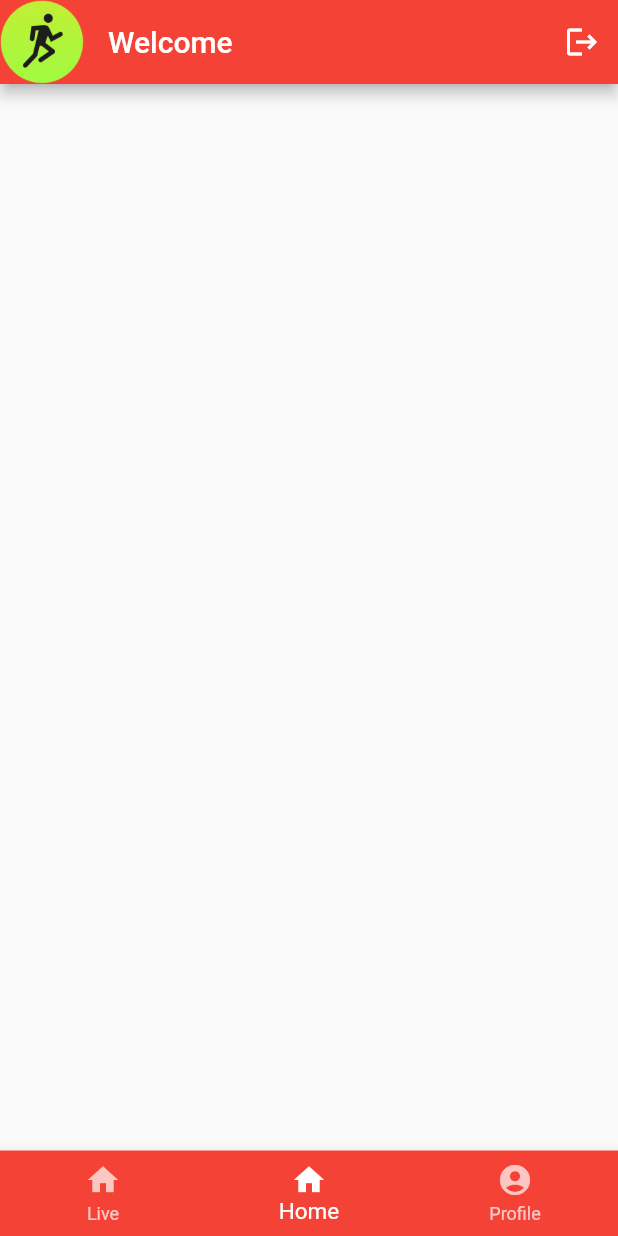
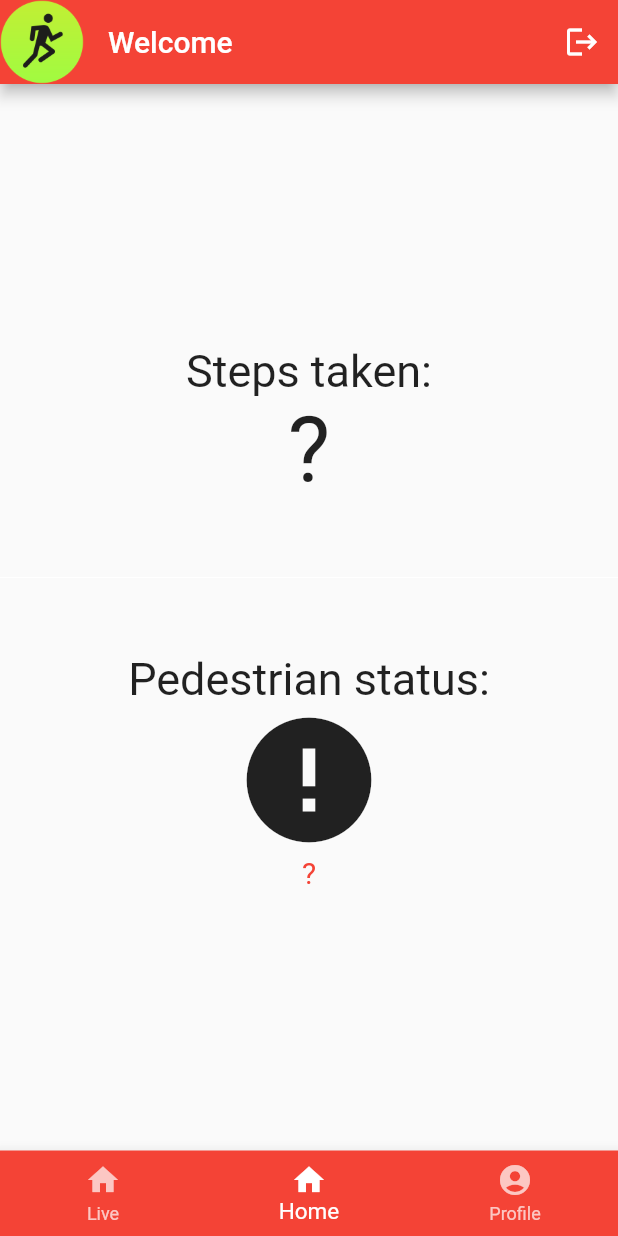
Before and after one commit to ayushshrestha1892/fitness_app, a Flutter app: the HomeScreen screen opened directly, item 2 of the bottom bar chosen, on a phone screen of 412 x 824 dp. Run offline on Flutter 3.47's test engine with Material 2 defaults, Android fonts, the phone set to English and light mode, and no system bars; our stand-ins replace cloud_firestore, firebase_auth, firebase_core, fluttertoast, google_maps_flutter, pedometer; accounts and stored records are empty.

```diff
--- /dev/null
+++ b/lib/screens/home_page.dart
@@ -0,0 +1,116 @@
+import 'package:flutter/material.dart';
+import 'dart:async';
+
+import 'package:pedometer/pedometer.dart';
+
+String formatDate(DateTime d) {
+  return d.toString().substring(0, 19);
+}
+
+class HomePage extends StatefulWidget {
+  const HomePage({Key? key}) : super(key: key);
+
+  @override
+  State<HomePage> createState() => _HomePageState();
+}
+
+class _HomePageState extends State<HomePage> {
+  late Stream<StepCount> _stepCountStream;
+  late Stream<PedestrianStatus> _pedestrianStatusStream;
+  String _status = '?', _steps = '?';
+
+  @override
+  void initState() {
+    super.initState();
+    initPlatformState();
+  }
+
+  void onStepCount(StepCount event) {
+    print(event);
+    setState(() {
+      _steps = event.steps.toString();
+    });
+  }
+
+  void onPedestrianStatusChanged(PedestrianStatus event) {
+    print(event);
+    setState(() {
+      _status = event.status;
+    });
+  }
+
+  void onPedestrianStatusError(error) {
+    print('onPedestrianStatusError: $error');
+    setState(() {
+      _status = 'Pedestrian Status not available';
+    });
+    print(_status);
+  }
+
+  void onStepCountError(error) {
+    print('onStepCountError: $error');
+    setState(() {
+      _steps = 'Step Count not available';
+    });
+  }
+
+  void initPlatformState() {
+    _pedestrianStatusStream = Pedometer.pedestrianStatusStream;
+    _pedestrianStatusStream
+        .listen(onPedestrianStatusChanged)
+        .onError(onPedestrianStatusError);
+
+    _stepCountStream = Pedometer.stepCountStream;
+    _stepCountStream.listen(onStepCount).onError(onStepCountError);
+
+    if (!mounted) return;
+  }
+
+  @override
+  Widget build(BuildContext context) {
+    return MaterialApp(
+      home: Scaffold(
+        body: Center(
+          child: Column(
+            mainAxisAlignment: MainAxisAlignment.center,
+            children: <Widget>[
+              Text(
+                'Steps taken:',
+                style: TextStyle(fontSize: 30),
+              ),
+              Text(
+                _steps,
+                style: TextStyle(fontSize: 60),
+              ),
+              Divider(
+                height: 100,
+                thickness: 0,
+                color: Colors.white,
+              ),
+              Text(
+                'Pedestrian status:',
+                style: TextStyle(fontSize: 30),
+              ),
+              Icon(
+                _status == 'walking'
+                    ? Icons.directions_walk
+                    : _status == 'stopped'
+                        ? Icons.accessibility_new
+                        : Icons.error,
+                size: 100,
+              ),
+              Center(
+                child: Text(
+                  _status,
+                  style: _status == 'walking' || _status == 'stopped'
+                      ? TextStyle(fontSize: 30)
+                      : TextStyle(fontSize: 20, color: Colors.red),
+                ),
+              )
+            ],
+          ),
+        ),
+      ),
+    );
+  }
+}
--- a/lib/screens/home_screen.dart
+++ b/lib/screens/home_screen.dart
@@ -2,7 +2,7 @@ import 'package:cloud_firestore/cloud_firestore.dart';
 import 'package:firebase_auth/firebase_auth.dart';
 import 'package:fitness_app/models/user_model.dart';
 import 'package:fitness_app/screens/live_page.dart';
-import 'package:fitness_app/screens/login/home_page.dart';
+import 'package:fitness_app/screens/home_page.dart';
 import 'package:fitness_app/screens/login/signup/login_screen.dart';
 import 'package:fitness_app/screens/profile_page.dart';
 import 'package:flutter/material.dart';
@@ -20,7 +20,7 @@ class _HomeScreenState extends State<HomeScreen> {
   int currentIndex = 0;
 
   final screens = [
-    LivePage(),
+    MyMapPage(),
     HomePage(),
     ProfilePage(),
   ];
--- a/lib/screens/login/home_page.dart
+++ /dev/null
@@ -1,15 +0,0 @@
-import 'package:flutter/material.dart';
-
-class HomePage extends StatefulWidget {
-  const HomePage({Key? key}) : super(key: key);
-
-  @override
-  State<HomePage> createState() => _HomePageState();
-}
-
-class _HomePageState extends State<HomePage> {
-  @override
-  Widget build(BuildContext context) {
-    return Container();
-  }
-}
--- a/pubspec.yaml
+++ b/pubspec.yaml
@@ -34,6 +34,10 @@ dependencies:
   flutter:
     sdk: flutter
   fluttertoast: ^8.0.9
+  geolocator: ^8.0.1
+  google_maps_flutter: ^2.1.7
+  location: ^4.4.0
+  pedometer: ^3.0.0
 
 dev_dependencies:
   flutter_lints: ^1.0.0
```
Also changed, not shown: lib/screens/live_page.dart (+22 -7 lines), pubspec.lock, 4 other files.
